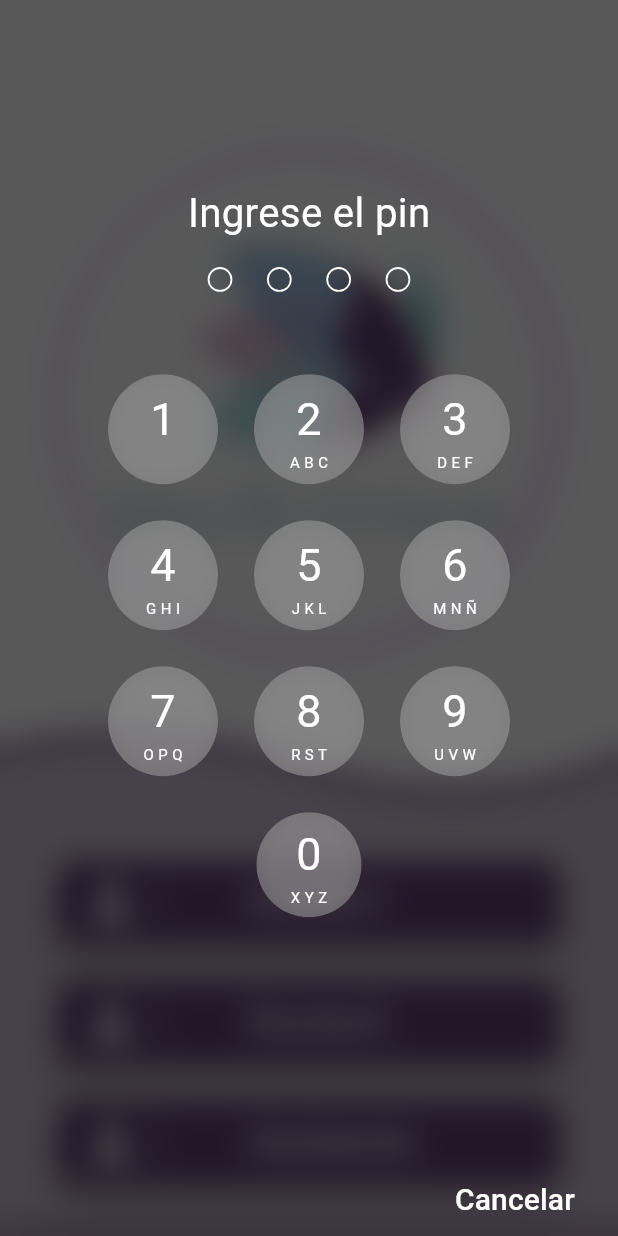
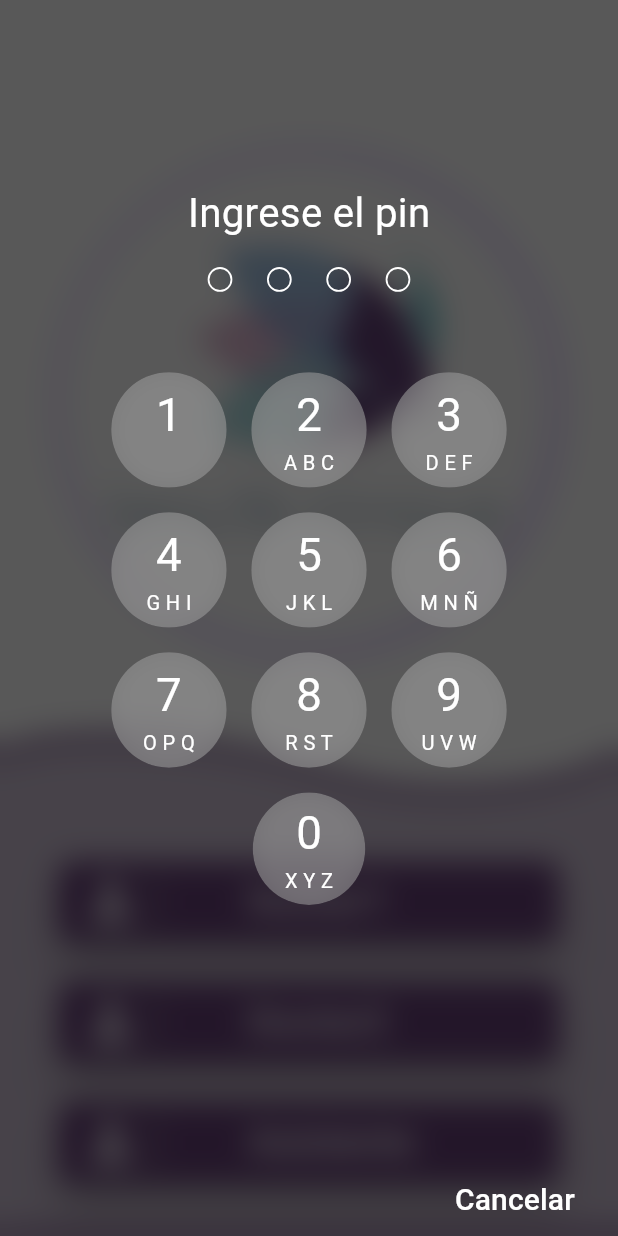
Before and after one commit to aalcolea/BeauteApp, a Flutter app: the screen it shows after launch, after a tap on "Doctor1", on a phone screen of 412 x 824 dp. Run offline on Flutter 3.47's test engine with Material 3 defaults, Android fonts, the phone set to English and light mode, and no system bars; our stand-ins replace flutter_keyboard_visibility, flutter_secure_storage, shared_preferences, syncfusion_flutter_calendar; network calls fail.

Commit message:
Botones de IOS en calendarSchedule

```diff
--- a/lib/calendar/calendarSchedule.dart
+++ b/lib/calendar/calendarSchedule.dart
@@ -1,6 +1,7 @@
 import 'dart:convert';
 import 'dart:math';
 import 'dart:ui';
+import 'package:flutter/cupertino.dart';
 import 'package:flutter/material.dart';
 import 'package:http/http.dart' as http;
 import 'package:intl/intl.dart';
@@ -217,18 +218,16 @@ class _AgendaScheduleState extends State<AgendaSchedule> {
             margin: EdgeInsets.only(
                 bottom: MediaQuery.of(context).size.width * 0.035),
             alignment: Alignment.centerLeft,
-            width: MediaQuery.of(context).size.width,
-            height: MediaQuery.of(context).size.height * 0.07,
             decoration: BoxDecoration(
               color: const Color(0xFF4F2263),
               borderRadius: BorderRadius.circular(10),
             ),
             child: Row(
-              mainAxisAlignment: MainAxisAlignment.center,
+              mainAxisAlignment: MainAxisAlignment.spaceBetween,
               children: [
                 IconButton(
                   icon: Icon(
-                    Icons.arrow_back_ios_rounded,
+                    CupertinoIcons.back,
                     color: Colors.white,
                     size: MediaQuery.of(context).size.width * 0.094,
                   ),
@@ -254,7 +253,7 @@ class _AgendaScheduleState extends State<AgendaSchedule> {
                 ),
                 IconButton(
                   icon: Icon(
-                    Icons.arrow_forward_ios_rounded,
+                    CupertinoIcons.forward,
                     color: Colors.white,
                     size: MediaQuery.of(context).size.width * 0.094,
                   ),
--- a/lib/services/auth_service.dart
+++ b/lib/services/auth_service.dart
@@ -173,9 +173,9 @@ class PinEntryScreenState extends State<PinEntryScreen> {
     return InkWell(
       onTap: () => onNumberTapped(numK),
       child: Container(
-        margin: const EdgeInsets.all(12),
-        width: MediaQuery.of(context).size.width * 0.17,
-        height: MediaQuery.of(context).size.width * 0.17,
+        margin: EdgeInsets.all(MediaQuery.of(context).size.width * 0.02),
+        width: MediaQuery.of(context).size.width * 0.182,
+        height: MediaQuery.of(context).size.width * 0.182,
         decoration: BoxDecoration(
           color: col,
           shape: BoxShape.circle,
@@ -186,7 +186,6 @@ class PinEntryScreenState extends State<PinEntryScreen> {
             child: Container(
               decoration: BoxDecoration(
                 color: col.withOpacity(0.5),
-                // Ajusta la opacidad según prefieras
                 shape: BoxShape.circle,
               ),
               child: Column(
@@ -194,12 +193,14 @@ class PinEntryScreenState extends State<PinEntryScreen> {
                 children: [
                   Text(
                     numK,
-                    style: TextStyle(fontSize: 30, color: Colors.white),
+                    style: TextStyle(
+                        fontSize: MediaQuery.of(context).size.width * 0.074,
+                        color: Colors.white),
                   ),
                   Text(
                     desc,
                     style: TextStyle(
-                        fontSize: 10,
+                        fontSize: MediaQuery.of(context).size.width * 0.0325,
                         fontWeight: FontWeight.normal,
                         color: Colors.white),
                   ),
@@ -240,7 +241,10 @@ class PinEntryScreenState extends State<PinEntryScreen> {
 
   Widget gridView() {
     return Container(
-        padding: EdgeInsets.only(left: 60, right: 60, top: 10),
+        padding: EdgeInsets.only(
+            left: MediaQuery.of(context).size.width * 0.16,
+            right: MediaQuery.of(context).size.width * 0.16,
+            top: MediaQuery.of(context).size.width * 0.03),
         child: GridView.count(
           crossAxisCount: 3,
           shrinkWrap: true,
@@ -350,7 +354,7 @@ class PinEntryScreenState extends State<PinEntryScreen> {
 
                 gridView(),
                 Padding(
-                  padding: EdgeInsets.symmetric(horizontal: 60),
+                  padding: EdgeInsets.symmetric(horizontal: MediaQuery.of(context).size.width * 0.0),
                   child: Row(
                     mainAxisAlignment: MainAxisAlignment.center,
                     children: [
```
